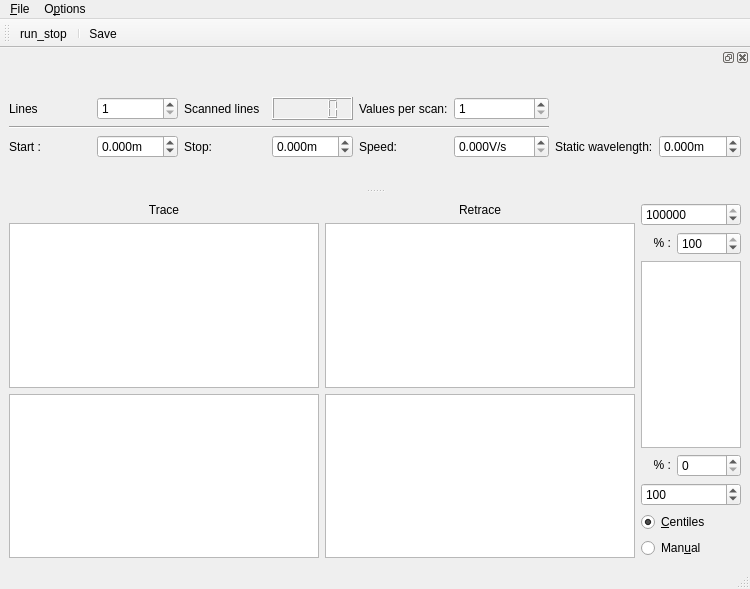
This is gui/ple/ui_plegui.ui in WarwickEPR/qudi as Qt 5 draws it before an edit. The edited form follows.
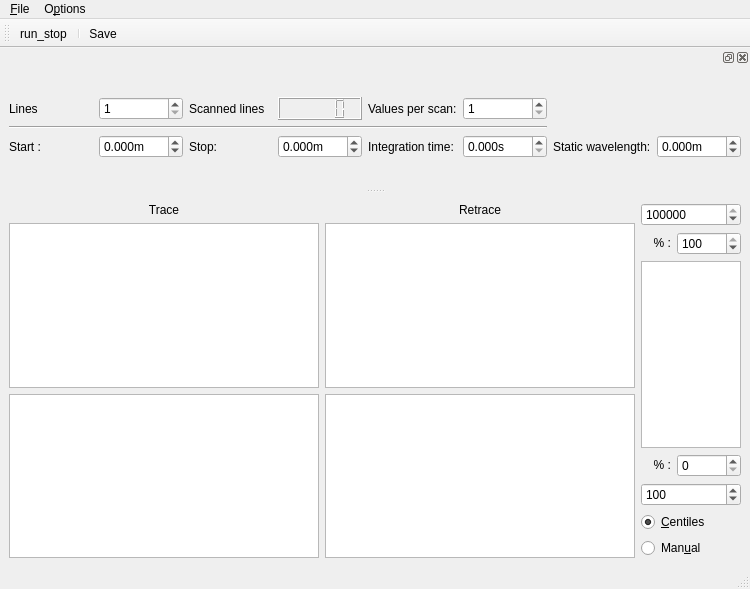
This is the edited form. Icons and pictures are not drawn. Custom widgets are drawn as their Qt base class.

Commit message: Small bugfixes and expose integration time in the UI

What changed in the file:
```diff
--- a/gui/ple/ui_plegui.ui
+++ b/gui/ple/ui_plegui.ui
@@ -270,7 +270,7 @@
        <item row="2" column="4">
         <widget class="QLabel" name="speedLabel">
          <property name="text">
-          <string>Speed:</string>
+          <string>Integration time:</string>
          </property>
         </widget>
        </item>
@@ -351,7 +351,7 @@
        <item row="2" column="5">
         <widget class="ScienDSpinBox" name="speedDoubleSpinBox">
          <property name="suffix">
-          <string>V/s</string>
+          <string>s</string>
          </property>
          <property name="decimals">
           <number>3</number>
```
The commit also changes 2 other files.
